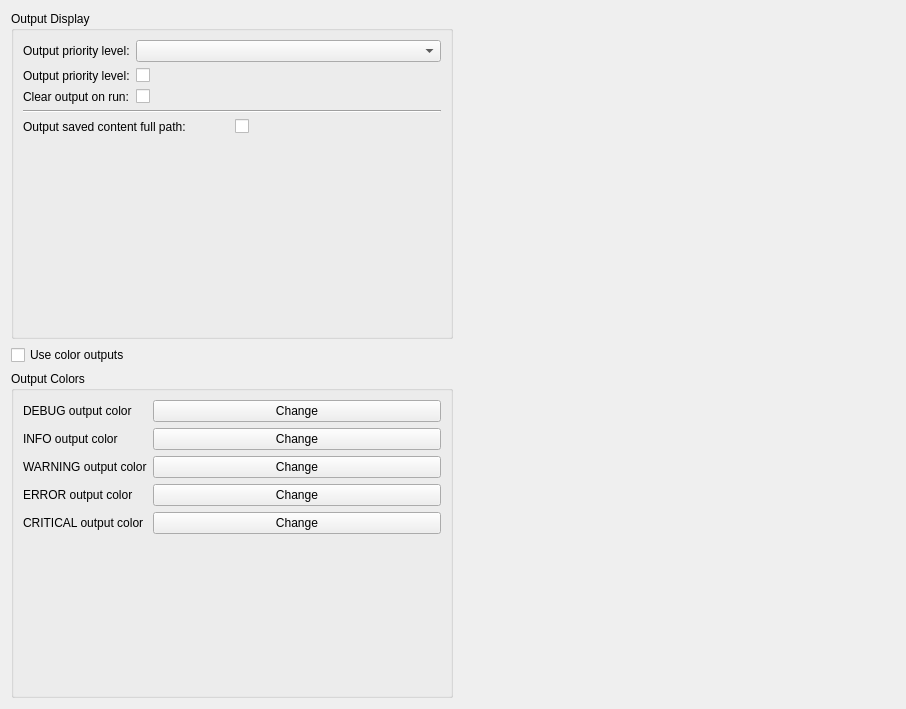
Before: the Qt Designer form Resources/ui_files/settings/output_settings_widget.ui in MalloyDelacroix/DownloaderForReddit, drawn with Qt 5.
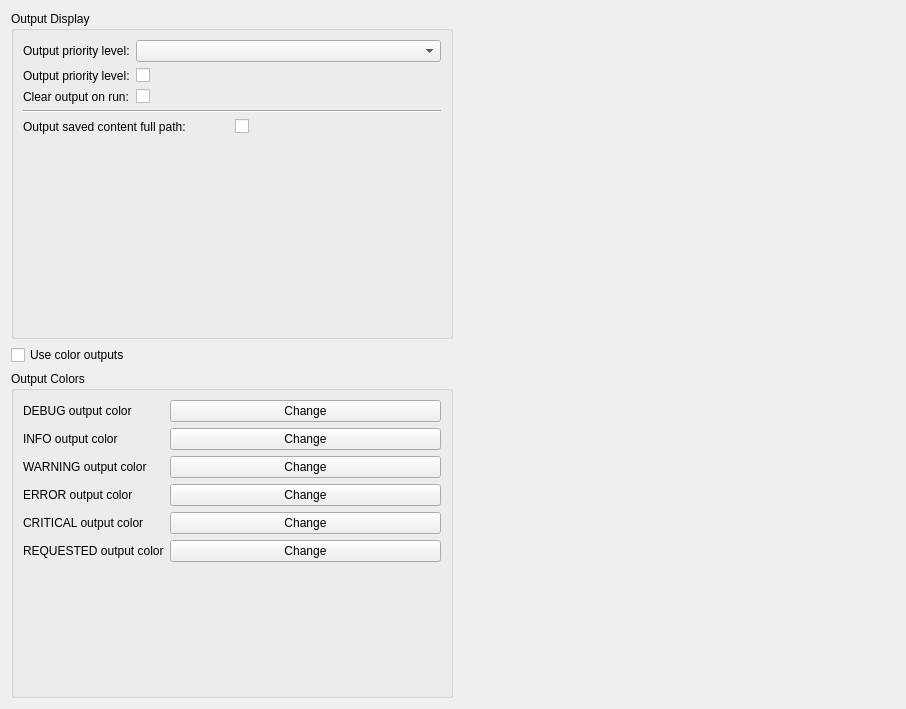
After: the same form once the commit is applied.

Commit message: Add output message option for user requested data

The edit to the form file:
```diff
--- a/Resources/ui_files/settings/output_settings_widget.ui
+++ b/Resources/ui_files/settings/output_settings_widget.ui
@@ -216,6 +216,20 @@
           </property>
          </widget>
         </item>
+        <item row="5" column="0">
+         <widget class="QLabel" name="requested_color_label">
+          <property name="text">
+           <string>REQUESTED output color</string>
+          </property>
+         </widget>
+        </item>
+        <item row="5" column="1">
+         <widget class="QPushButton" name="change_requested_color_button">
+          <property name="text">
+           <string>Change</string>
+          </property>
+         </widget>
+        </item>
        </layout>
       </widget>
      </item>
```
The commit also changes 4 other files.
